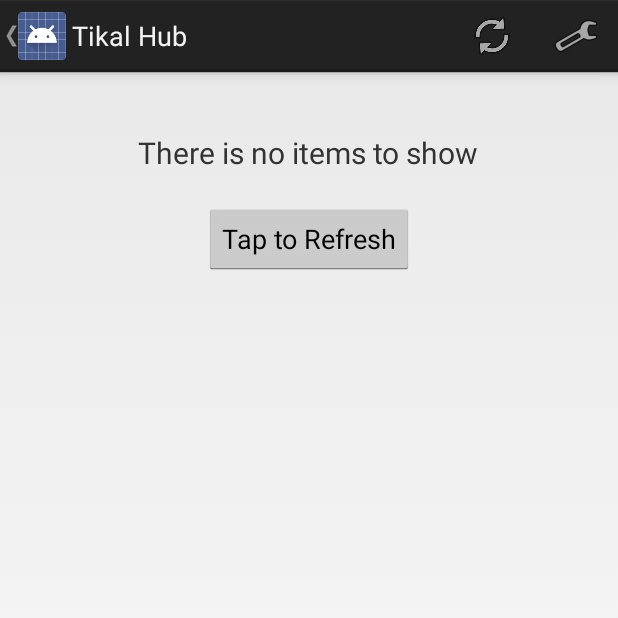
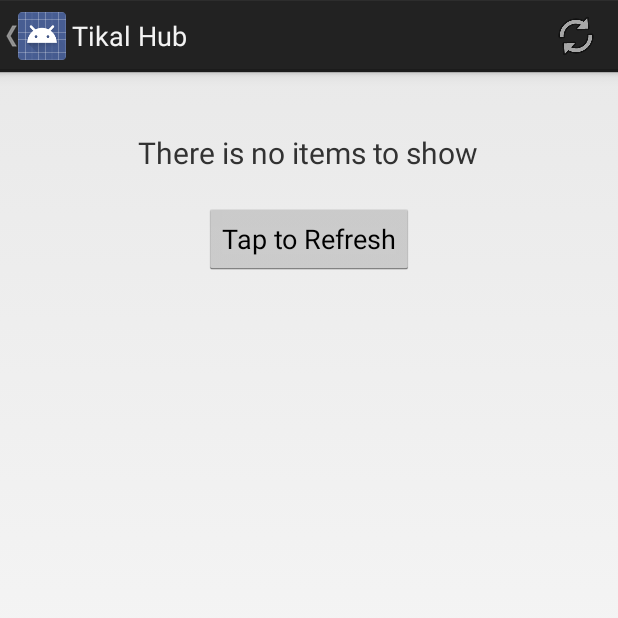
Before and after one commit to tikalk/tikal-hub, an Android app: the screen it shows after launch (MainActivity), on a phone screen of 412 x 824 dp, the top half of it. Run offline under Robolectric (Android 15) with nearby library versions, the phone set to English and light mode, and no system bars; libraries missing offline, so code that uses them is left out: com.facebook, com.facebook.model; pictures from the network do not load; 2 statements that could not run were skipped.

Commit message:
move settings action to navigation drawer

```diff
--- a/android/app/src/main/java/com/tikalk/tikalhub/MainActivity.java
+++ b/android/app/src/main/java/com/tikalk/tikalhub/MainActivity.java
@@ -116,18 +116,20 @@ public class MainActivity extends Activity {
         final ListView drawerList = (ListView) findViewById(R.id.left_drawer);
 
         // Set the adapter for the list view
-        drawerList.setAdapter(new ArrayAdapter<NavigationMenuItem>(this,
+        final ArrayAdapter<NavigationMenuItem> adapter = new ArrayAdapter<NavigationMenuItem>(this,
                 R.layout.drawer_list_item, new NavigationMenuItem[]{
-                new NavigationMenuItem("menu_news_feed", "News Feed"),
-                new NavigationMenuItem("menu_settings", "Settings")
-        }));
+                new NavigationMenuItem(getString(R.string.menu_news_feed_id), getString(R.string.menu_news_feed)),
+                new NavigationMenuItem(getString(R.string.menu_settings_id), getString(R.string.menu_settings))
+        });
+        drawerList.setAdapter(adapter);
         // Set the list's click listener
         drawerList.setOnItemClickListener(new ListView.OnItemClickListener() {
 
             @Override
             public void onItemClick(AdapterView<?> adapterView, View view, int position, long l) {
 
-                if (onDrawerItemSelected(position)) {
+                NavigationMenuItem item = adapter.getItem(position);
+                if (onDrawerItemSelected(item)) {
                     // Highlight the selected item, update the title, and close the drawer
                     drawerList.setItemChecked(position, true);
                 }
@@ -161,8 +163,14 @@ public class MainActivity extends Activity {
         }
     }
 
-    private boolean onDrawerItemSelected(int position) {
-        return false;
+    private boolean onDrawerItemSelected(NavigationMenuItem item) {
+
+        if (item.getId() == getString(R.string.menu_settings_id)) {
+            startActivity(new Intent(this, SettingsActivity.class));
+            return false;
+        }
+
+        return true;
     }
 
     @Override
@@ -239,9 +247,6 @@ public class MainActivity extends Activity {
 
         int id = item.getItemId();
         switch (item.getItemId()) {
-            case R.id.action_settings:
-                startActivity(new Intent(this, SettingsActivity.class));
-                return true;
             case R.id.action_refresh:
                 refreshList();
                 return true;
--- a/android/app/src/main/res/menu/main.xml
+++ b/android/app/src/main/res/menu/main.xml
@@ -2,15 +2,9 @@
     xmlns:tools="http://schemas.android.com/tools"
     tools:context=".MainActivity" >
     <item android:id="@+id/action_refresh"
-        android:title="@string/action_settings"
+        android:title="@string/action_refresh"
         android:orderInCategory="100"
         android:showAsAction="ifRoom"
         android:icon="@drawable/ic_menu_refresh"
         />
-    <item android:id="@+id/action_settings"
-        android:title="@string/action_settings"
-        android:orderInCategory="100"
-        android:showAsAction="ifRoom"
-        android:icon="@android:drawable/ic_menu_preferences"
-        />
 </menu>
--- a/android/app/src/main/res/values/strings.xml
+++ b/android/app/src/main/res/values/strings.xml
@@ -2,11 +2,15 @@
 <resources>
 
     <string name="app_name">Tikal Hub</string>
-    <string name="action_settings">Settings</string>
+    <string name="menu_settings">Settings</string>
 
     <string name="facebook_app_id">530563930404317</string>
     <string name="updates_empty_text">There is no items to show</string>
     <string name="drawer_open">open drawer</string>
     <string name="drawer_close">close drawer</string>
+    <string name="menu_settings_id">menu_settings</string>
+    <string name="menu_news_feed_id">menu_news_feed</string>
+    <string name="menu_news_feed">News Feed</string>
+    <string name="action_refresh">Refresh</string>
 
 </resources>
```
